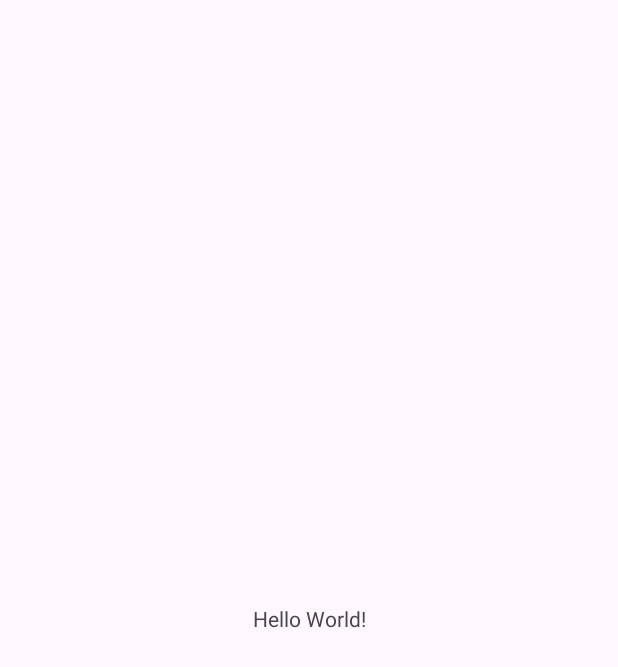
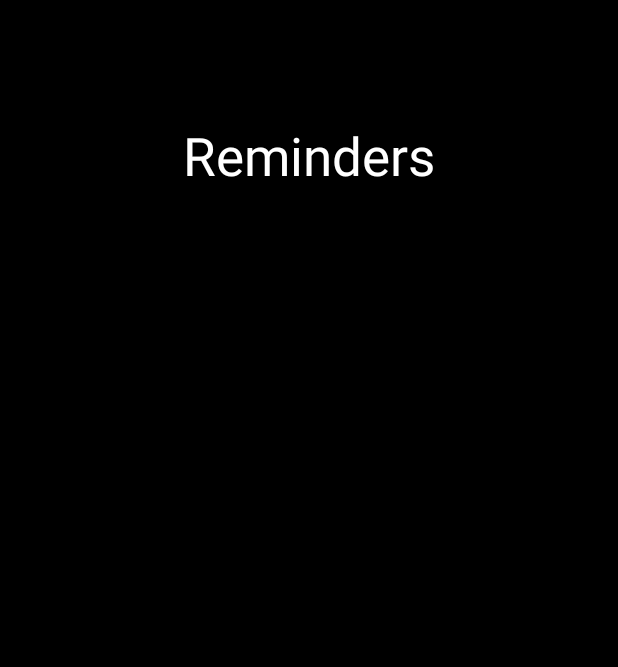
Before and after one commit to Sudhanshu-Marudgan/Spiteful-Reminder, an Android app: the screen it shows after launch (MainActivity), on a phone screen of 412 x 824 dp. Before the commit the part shown is almost empty. Shown: the top 667 px of the screen. Run offline under Robolectric (Android 15) with nearby library versions, the light colour scheme and no system bars.

Commit message:
activity_main.xml V1 - added textview.

```diff
--- a/app/src/main/res/layout/activity_main.xml
+++ b/app/src/main/res/layout/activity_main.xml
@@ -1,18 +1,22 @@
 <?xml version="1.0" encoding="utf-8"?>
-<androidx.constraintlayout.widget.ConstraintLayout xmlns:android="http://schemas.android.com/apk/res/android"
-    xmlns:app="http://schemas.android.com/apk/res-auto"
+<RelativeLayout
+    xmlns:android="http://schemas.android.com/apk/res/android"
     xmlns:tools="http://schemas.android.com/tools"
     android:layout_width="match_parent"
     android:layout_height="match_parent"
+    android:background="@color/black"
     tools:context=".MainActivity">
 
     <TextView
         android:layout_width="wrap_content"
         android:layout_height="wrap_content"
-        android:text="Hello World!"
-        app:layout_constraintBottom_toBottomOf="parent"
-        app:layout_constraintEnd_toEndOf="parent"
-        app:layout_constraintStart_toStartOf="parent"
-        app:layout_constraintTop_toTopOf="parent" />
+        android:text="Reminders"
+        android:textSize="35sp"
+        android:textColor="@color/white"
+        android:layout_centerHorizontal="true"
+        android:layout_marginTop="80dp"
+        />
 
-</androidx.constraintlayout.widget.ConstraintLayout>
+
+
+</RelativeLayout>
```
